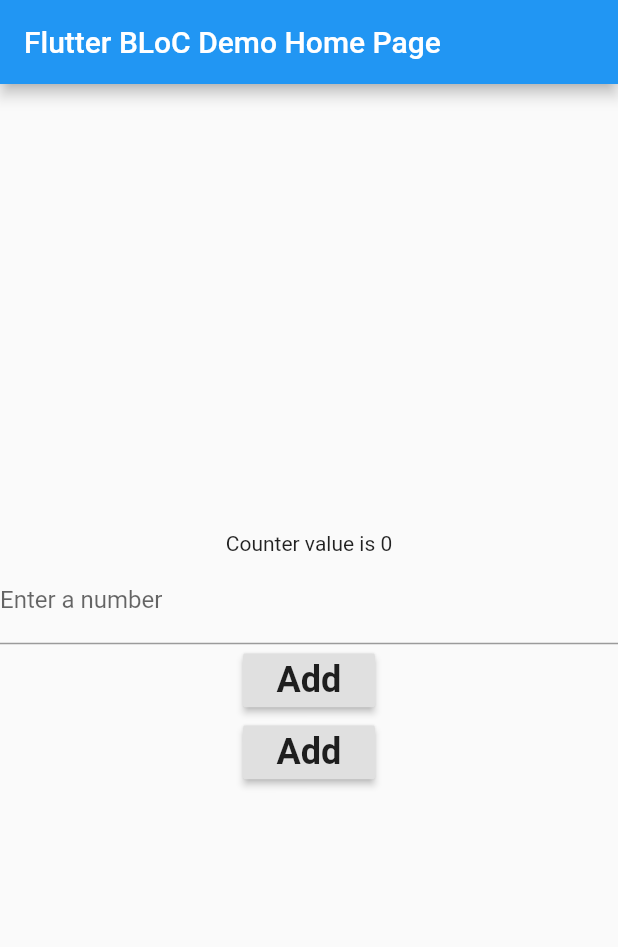
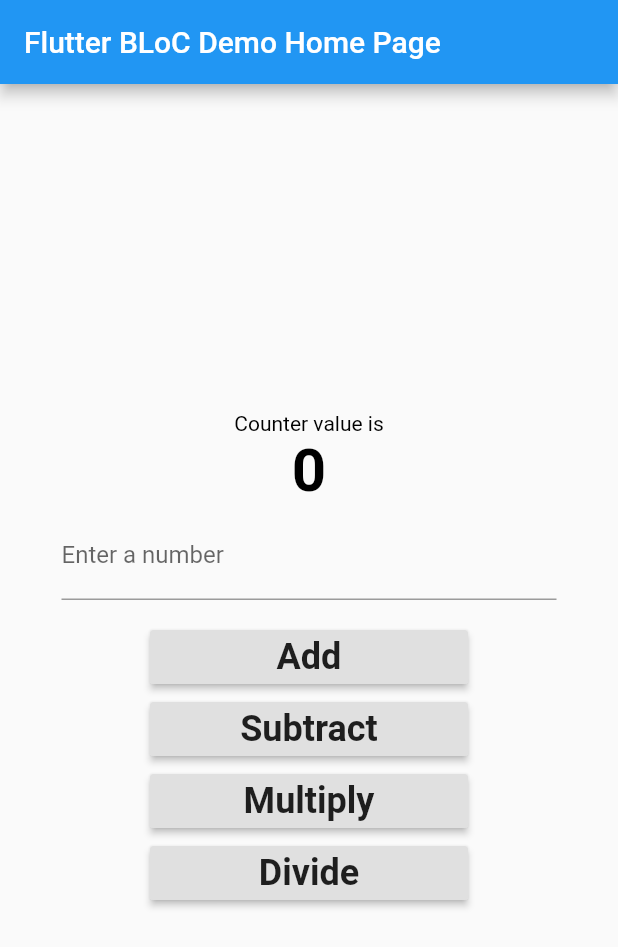
Before and after one commit to atketan/flutter_bloc_number_ops, a Flutter app: the screen it shows after launch, on a phone screen of 412 x 824 dp. Shown: the top 947 px of the screen. Run offline on Flutter 3.47's test engine with Material 2 defaults, Android fonts, the phone set to English and light mode, and no system bars; our stand-ins replace flutter_bloc.

Commit message:
added Subtract, Multiply and Division features/events

```diff
--- a/lib/presentation/pages/my_home_page.dart
+++ b/lib/presentation/pages/my_home_page.dart
@@ -37,11 +37,41 @@ class _MyHomePageState extends State<MyHomePage> {
                 BlocBuilder(
                   cubit: _counterBloc,
                   builder: (context, state) {
-                    String text = "Counter value is ${state.result}";
-                    return Text(text);
+                    return RichText(
+                      textAlign: TextAlign.center,
+                      text: TextSpan(
+                        style: TextStyle(
+                          color: Colors.black,
+                        ),
+                        children: [
+                          TextSpan(
+                            text: 'Counter value is\n',
+                          ),
+                          TextSpan(
+                            text: "${state.result}",
+                            style: TextStyle(
+                              fontSize: 40.0,
+                              fontWeight: FontWeight.bold,
+                            ),
+                          ),
+                        ],
+                      ),
+                    );
                   },
                 ),
-                new TextField(
+                /*SizedBox(
+                  height: 30.0,
+                ),*/
+                /*Container(
+                  padding: EdgeInsets.fromLTRB(15.0, 0.0, 15.0, 0.0),
+                  child: Divider(
+                    color: Colors.blueGrey,
+                  ),
+                ),*/
+                Container(
+                  margin: EdgeInsets.fromLTRB(25.0, 0.0, 25.0, 10.0),
+                  child: ListTile(
+                    title: new TextField(
                       controller: _numberController,
                       keyboardType: TextInputType.number,
                       decoration: InputDecoration(labelText: 'Enter a number'),
@@ -49,7 +79,11 @@ class _MyHomePageState extends State<MyHomePage> {
                         FilteringTextInputFormatter.digitsOnly,
                       ],
                     ),
-                RaisedButton(
+                  ),
+                ),
+                SizedBox(
+                  width: MediaQuery.of(context).size.width - 200,
+                  child: RaisedButton(
                     onPressed: () {
                       _counterBloc.add(
                           CounterEvent.add(num.parse(_numberController.text)));
@@ -62,16 +96,52 @@ class _MyHomePageState extends State<MyHomePage> {
                       ),
                     ),
                   ),
-                RaisedButton(
+                ),
+                SizedBox(
+                  width: MediaQuery.of(context).size.width - 200,
+                  child: RaisedButton(
                     onPressed: () {
-                    _counterBloc.add(
-                        CounterEvent.add(num.parse(_numberController.text)));
+                      _counterBloc.add(CounterEvent.subtract(
+                          num.parse(_numberController.text)));
                     },
                     child: Text(
-                    'Add',
+                      'Subtract',
                       style: TextStyle(
                         fontSize: 24.0,
                         fontWeight: FontWeight.bold,
+                      ),
+                    ),
+                  ),
+                ),
+                SizedBox(
+                  width: MediaQuery.of(context).size.width - 200,
+                  child: RaisedButton(
+                    onPressed: () {
+                      _counterBloc.add(CounterEvent.multiply(
+                          num.parse(_numberController.text)));
+                    },
+                    child: Text(
+                      'Multiply',
+                      style: TextStyle(
+                        fontSize: 24.0,
+                        fontWeight: FontWeight.bold,
+                      ),
+                    ),
+                  ),
+                ),
+                SizedBox(
+                  width: MediaQuery.of(context).size.width - 200,
+                  child: RaisedButton(
+                    onPressed: () {
+                      _counterBloc.add(
+                          DivisionEvent(num.parse(_numberController.text)));
+                    },
+                    child: Text(
+                      'Divide',
+                      style: TextStyle(
+                        fontSize: 24.0,
+                        fontWeight: FontWeight.bold,
+                      ),
                     ),
                   ),
                 ),
```
Lines whose indentation alone changed are shown as unchanged.
